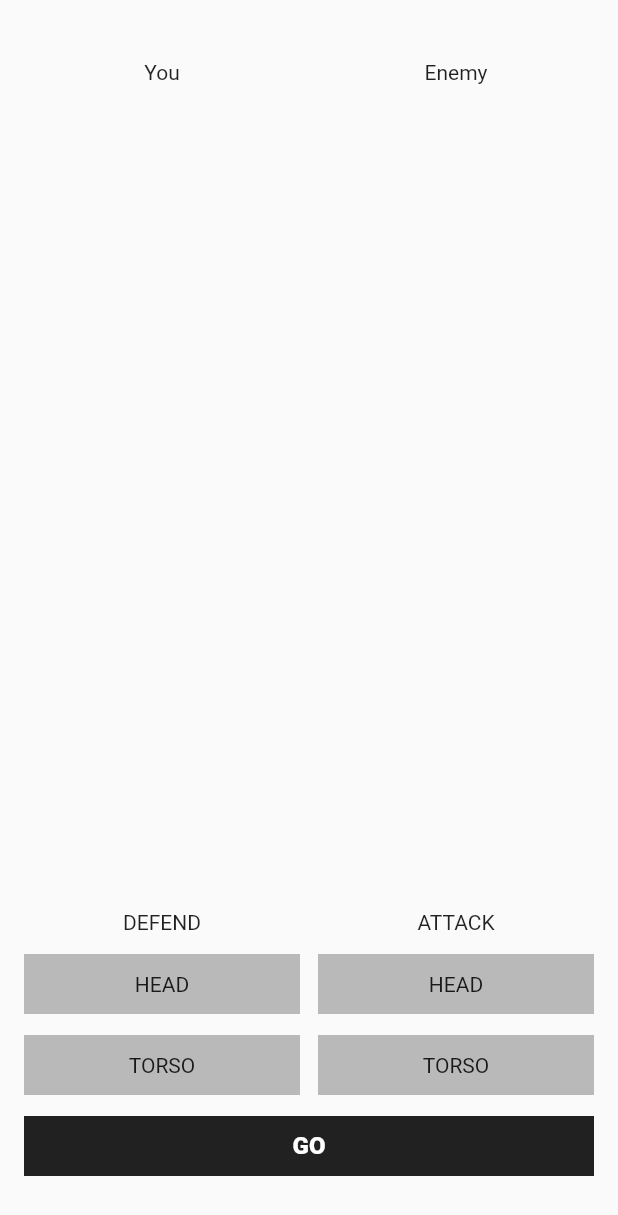
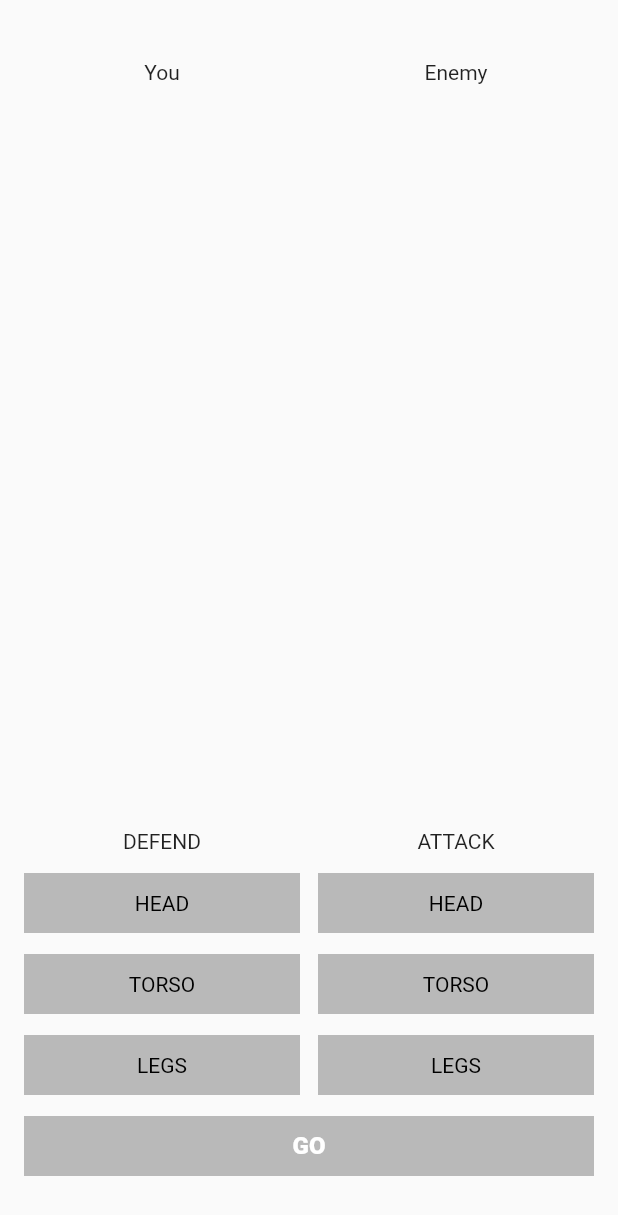
Before and after one commit to devmaslove/flutter_fight_club, a Flutter app: the screen it shows after launch, on a phone screen of 412 x 824 dp. Shown: the top 1215 px of the screen. Run offline on Flutter 3.47's test engine with Material 2 defaults, Android fonts, the phone set to English and light mode, and no system bars.

Commit message:
Добавил кнопку Legs и чтобы значения сбрасывались по go

```diff
--- a/lib/main.dart
+++ b/lib/main.dart
@@ -60,6 +60,12 @@ class _MyHomePageState extends State<MyHomePage> {
                       selected: defendingBodyPart == BobyPart.torso,
                       bodyPartSetter: _selectDefendingBodyPart,
                     ),
+                    SizedBox(height: 14),
+                    BodyPartButton(
+                      bodyPart: BobyPart.legs,
+                      selected: defendingBodyPart == BobyPart.legs,
+                      bodyPartSetter: _selectDefendingBodyPart,
+                    ),
                   ],
                 ),
               ),
@@ -80,6 +86,12 @@ class _MyHomePageState extends State<MyHomePage> {
                       selected: attackingBodyPart == BobyPart.torso,
                       bodyPartSetter: _selectAttackingBodyPart,
                     ),
+                    SizedBox(height: 14),
+                    BodyPartButton(
+                      bodyPart: BobyPart.legs,
+                      selected: attackingBodyPart == BobyPart.legs,
+                      bodyPartSetter: _selectAttackingBodyPart,
+                    ),
                   ],
                 ),
               ),
@@ -91,10 +103,12 @@ class _MyHomePageState extends State<MyHomePage> {
             children: [
               SizedBox(width: 16),
               Expanded(
+                child: GestureDetector(
+                  onTap: () => _pushGoButton(),
                   child: SizedBox(
                     height: 40,
                     child: ColoredBox(
-                    color: Colors.black87,
+                      color: _getGoColor(),
                       child: Center(
                         child: Text(
                           'Go'.toUpperCase(),
@@ -102,6 +116,7 @@ class _MyHomePageState extends State<MyHomePage> {
                             fontWeight: FontWeight.w900,
                             fontSize: 16,
                             color: Colors.white,
+                          ),
                         ),
                       ),
                     ),
@@ -128,6 +143,21 @@ class _MyHomePageState extends State<MyHomePage> {
       attackingBodyPart = value;
     });
   }
+
+  void _pushGoButton() {
+    setState(() {
+      defendingBodyPart = null;
+      attackingBodyPart = null;
+    });
+  }
+
+  Color _getGoColor() {
+    if (defendingBodyPart != null && attackingBodyPart != null) {
+      return Colors.black87;
+    } else {
+      return Colors.black26;
+    }
+  }
 }
 
 class BobyPart {
@@ -137,6 +167,7 @@ class BobyPart {
 
   static const head = BobyPart._('Head');
   static const torso = BobyPart._('Torso');
+  static const legs = BobyPart._('Legs');
 
   @override
   String toString() {
@@ -166,7 +197,12 @@ class BodyPartButton extends StatelessWidget {
           color:
               selected ? const Color.fromRGBO(28, 121, 206, 1) : Colors.black26,
           child: Center(
-            child: Text(bodyPart.name.toUpperCase()),
+            child: Text(
+              bodyPart.name.toUpperCase(),
+              style: TextStyle(
+                color: selected ? Colors.white : Colors.black,
+              ),
+            ),
           ),
         ),
       ),
```
Lines whose indentation alone changed are shown as unchanged.
